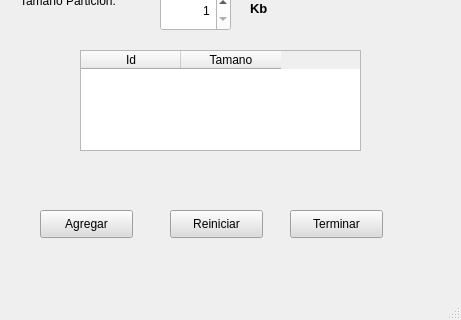
First picture: the form in apps/ui/particionFija.ui, repository AlejandroFNadal/SistOp2019, before the edit; both pictures show x 0 to 461 and y 309 to 629 of the 461 by 629 pixel window.
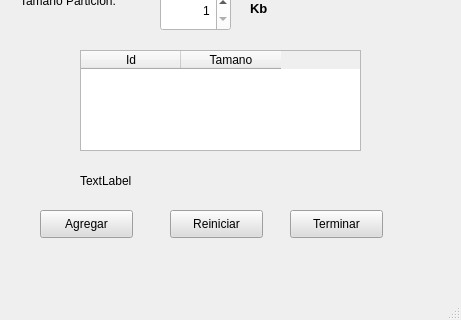
Second picture: the form after the edit.

Commit message: actualizacion particiones fijas

```diff
--- a/apps/ui/particionFija.ui
+++ b/apps/ui/particionFija.ui
@@ -267,6 +267,19 @@
      <string>TextLabel</string>
     </property>
    </widget>
+   <widget class="QLabel" name="label_mensaje">
+    <property name="geometry">
+     <rect>
+      <x>80</x>
+      <y>460</y>
+      <width>301</width>
+      <height>21</height>
+     </rect>
+    </property>
+    <property name="text">
+     <string>TextLabel</string>
+    </property>
+   </widget>
   </widget>
   <widget class="QStatusBar" name="statusbar"/>
   <widget class="QMenuBar" name="menuBar">
```
Left out of the diff: 2 changed lines with no effect on the pictures. The commit also changes 2 other files.
